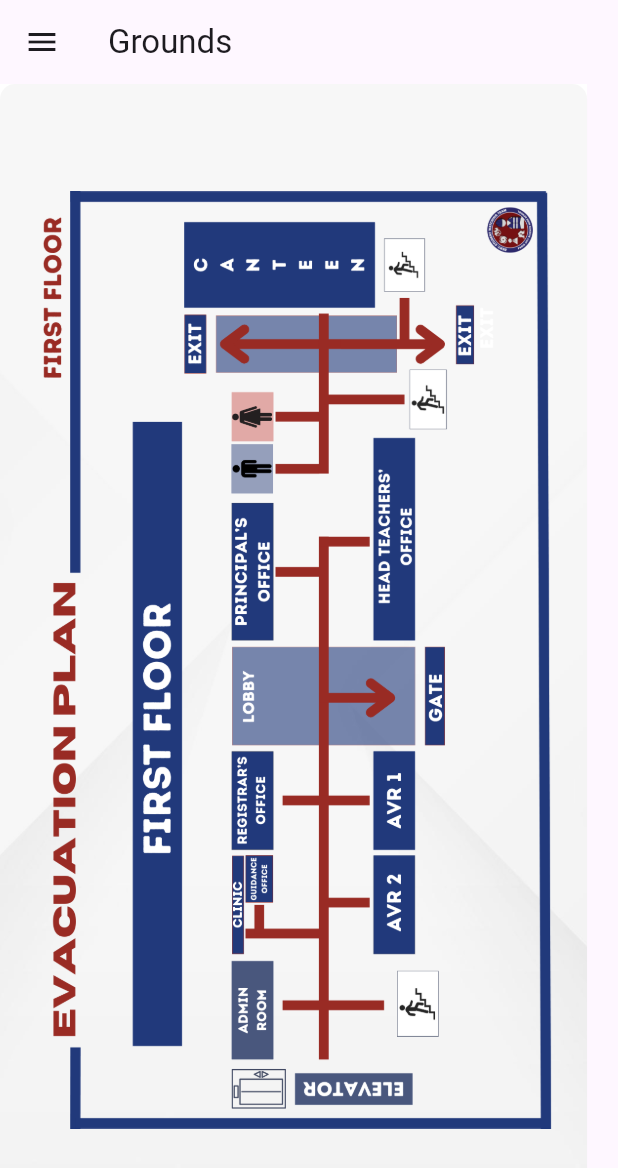
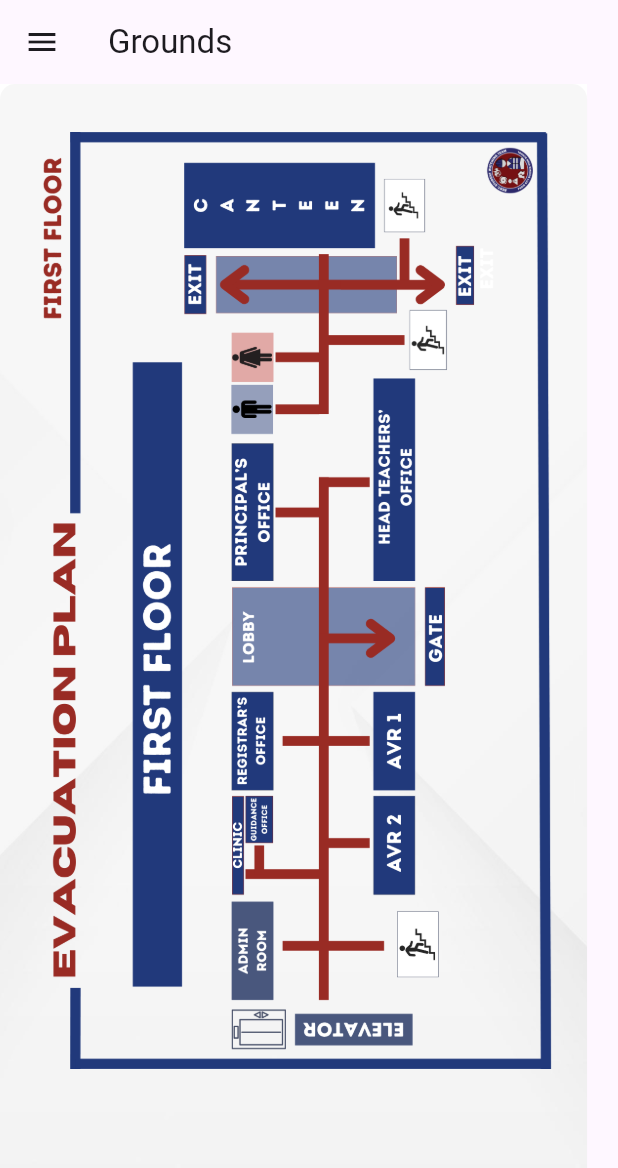
Before and after one commit to Velsariaa/hazmap, a Flutter app: the GroundsPage screen opened directly, on a phone screen of 412 x 824 dp. Shown: the top 1168 px of the screen. Run offline on Flutter 3.47's test engine with Material 3 defaults, Android fonts, the phone set to English and light mode, and no system bars.

Commit message:
[Update] Grounds

```diff
--- a/lib/pages/Grounds.dart
+++ b/lib/pages/Grounds.dart
@@ -37,8 +37,13 @@ class GroundsPage extends StatelessWidget {
           ),
           child: Padding(
             padding: const EdgeInsets.all(20.0),
-            child: Center(
-              child: Image.asset('lib/assets/groundsevacplan.png'),
+            child: Align(
+              alignment: Alignment.topCenter,
+              child: Container(
+
+                padding: const EdgeInsets.only(top: 12.0, bottom: 12.0),
+                child: Image.asset('lib/assets/groundsevacplan.png'),
+              ),
             ),
           ),
         ),
```
